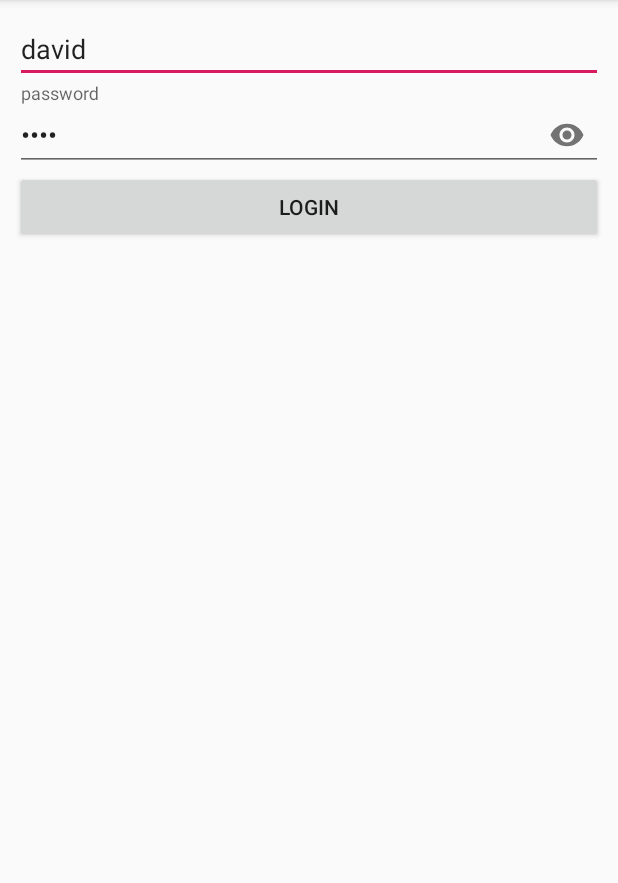
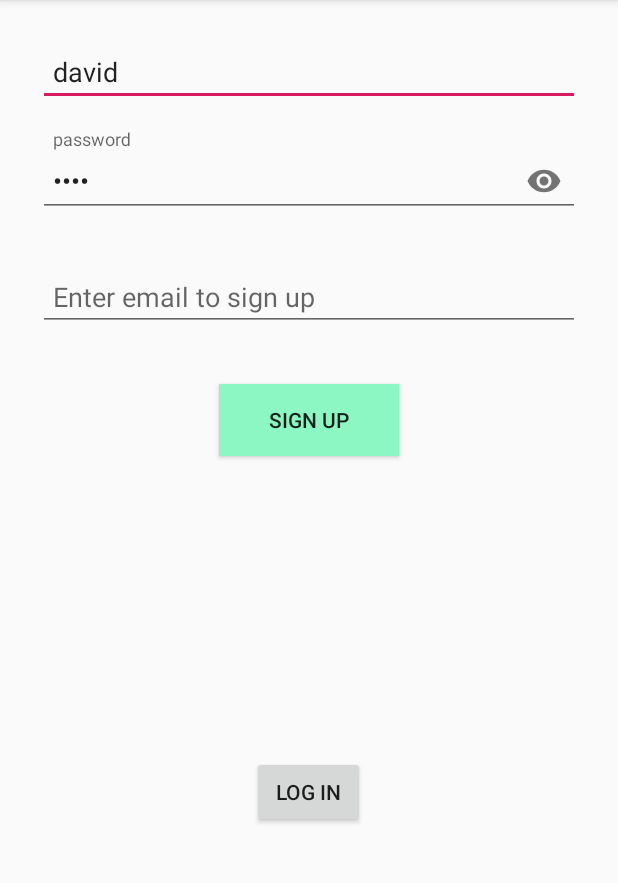
Before and after one commit to daviddahlb/SoFoto, an Android app: the screen it shows after launch (LoginActivity), on a phone screen of 412 x 824 dp, the part 84-967 px from its top. Run offline under Robolectric (Android 15) with nearby library versions, the phone set to English and light mode, and no system bars; libraries missing offline, so code that uses them is left out: com.parse; 5 statements that could not run were skipped.

Commit message:
Implemented Signup and Logout

```diff
--- a/app/src/main/java/com/dsd3/sofoto/LoginActivity.java
+++ b/app/src/main/java/com/dsd3/sofoto/LoginActivity.java
@@ -13,13 +13,18 @@ import android.widget.EditText;
 import com.parse.LogInCallback;
 import com.parse.ParseException;
 import com.parse.ParseUser;
+import com.parse.SignUpCallback;
 
 public class LoginActivity extends AppCompatActivity {
 
     private static final String TAG = "LoginActivity";
     private EditText etUsername;
     private EditText etPassword;
+    private Button btnSignup;
+    private EditText etEmail;
     private Button btnLogin;
+
+    // TODO: create login button that pops up dialog fragment Username/Password then logs straight through to Main Activity
 
     @Override
     protected void onCreate(@Nullable Bundle savedInstanceState) {
@@ -28,7 +33,27 @@ public class LoginActivity extends AppCompatActivity {
 
         etUsername = findViewById(R.id.etUsername);
         etPassword = findViewById(R.id.etPassword);
+        btnSignup = findViewById(R.id.btnSignup);
+        etEmail = findViewById(R.id.etEmail);
         btnLogin = findViewById(R.id.btnLogin);
+
+        ParseUser currentUser = ParseUser.getCurrentUser();
+        if (currentUser != null) {
+            // do stuff with the user
+            goMainActivity();
+        } /*else {
+            // show the signup or login screen
+        }*/
+
+        btnSignup.setOnClickListener(new View.OnClickListener() {
+            @Override
+            public void onClick(View v) {
+                String username = etUsername.getText().toString();
+                String password = etPassword.getText().toString();
+                String email = etEmail.getText().toString();
+                signup(username, password, email);
+            }
+        });
 
         btnLogin.setOnClickListener(new View.OnClickListener() {
             @Override
@@ -36,6 +61,35 @@ public class LoginActivity extends AppCompatActivity {
                 String username = etUsername.getText().toString();
                 String password = etPassword.getText().toString();
                 login(username, password);
+            }
+        });
+
+
+    }
+
+    private void signup(String username, String password, String email) {
+        // Create the ParseUser
+        ParseUser user = new ParseUser();
+        // Set core properties
+        user.setUsername(username);
+        user.setPassword(password);
+        user.setEmail(email);
+        // Set custom properties
+        //user.put("phone", "650-253-0000");
+        // Invoke signUpInBackground
+        user.signUpInBackground(new SignUpCallback() {
+            public void done(ParseException e) {
+                if (e == null) {
+                    // Hooray! Let them use the app now.
+                    goMainActivity();
+                } else {
+                    // Sign up didn't succeed. Look at the ParseException
+                    // to figure out what went wrong
+                    // TODO: user feedback about what went wrong (account name already in use), etc.
+                    Log.e(TAG, "signup fail");
+                    e.printStackTrace();
+                    return;
+                }
             }
         });
     }
--- a/app/src/main/res/layout/activity_login.xml
+++ b/app/src/main/res/layout/activity_login.xml
@@ -16,7 +16,9 @@
         android:ems="10"
         android:hint="username"
         android:inputType="text"
-        android:text="david" />
+        android:text="david"
+        android:layout_margin="15dp"
+        android:paddingHorizontal="10dp"/>
 
 
     <android.support.design.widget.TextInputLayout
@@ -30,12 +32,35 @@
             android:layout_height="wrap_content"
             android:hint="password"
             android:text="test"
-            android:inputType="textPassword" />
+            android:inputType="textPassword"
+            android:layout_margin="15dp"
+            android:paddingHorizontal="10dp"/>
     </android.support.design.widget.TextInputLayout>
+
+    <EditText
+        android:id="@+id/etEmail"
+        android:layout_width="match_parent"
+        android:layout_height="wrap_content"
+        android:contentDescription="@android:string/defaultVoiceMailAlphaTag"
+        android:ems="10"
+        android:hint="Enter email to sign up"
+        android:inputType="textEmailAddress"
+        tools:text="david@test.com"
+        android:layout_margin="15dp"
+        android:paddingHorizontal="10dp"/>
+
+    <Button
+        android:id="@+id/btnSignup"
+        android:layout_width="120dp"
+        android:layout_height="wrap_content"
+        android:layout_marginTop="20dp"
+        android:text="Sign Up"
+        android:background="#8cf7c3"/>
 
     <Button
         android:id="@+id/btnLogin"
-        android:layout_width="match_parent"
+        android:layout_width="75dp"
         android:layout_height="wrap_content"
-        android:text="Login" />
+        android:text="Log in"
+        android:layout_marginTop="200dp"/>
 </LinearLayout>
```
Also changed, not shown: app/src/main/java/com/dsd3/sofoto/MainActivity.java (+14 -1 lines), app/src/main/res/layout/activity_main.xml (+15 -3 lines), 1 other file.
